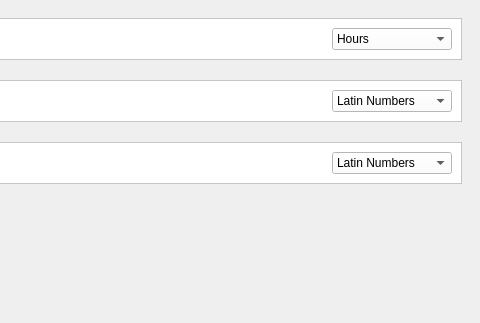
The window that ITU_clock/settingwindow.ui (Kathelas007/ITU) describes before a commit, drawn with Qt 5; both pictures show x 320 to 800 and y 0 to 323 of the 800 by 569 pixel window.
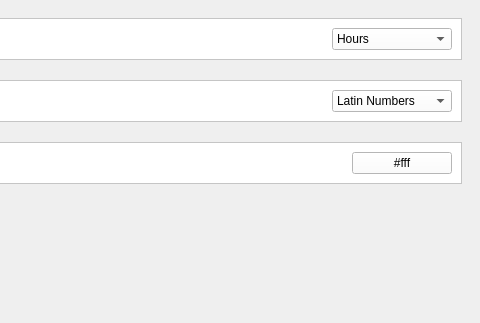
The same window after the commit. The open tabs and pages were chosen to show the change.

Commit message: add analog and colors

```diff
--- a/ITU_clock/settingwindow.ui
+++ b/ITU_clock/settingwindow.ui
@@ -839,34 +839,22 @@
                </widget>
               </item>
               <item>
-               <widget class="QComboBox" name="comboBox_5">
+               <widget class="QPushButton" name="dial_color_p">
                 <property name="minimumSize">
                  <size>
-                  <width>120</width>
+                  <width>100</width>
                   <height>0</height>
                  </size>
                 </property>
                 <property name="maximumSize">
                  <size>
-                  <width>120</width>
+                  <width>100</width>
                   <height>16777215</height>
                  </size>
                 </property>
-                <item>
-                 <property name="text">
-                  <string>Latin Numbers</string>
-                 </property>
-                </item>
-                <item>
-                 <property name="text">
-                  <string>Rome Numbers</string>
-                 </property>
-                </item>
-                <item>
-                 <property name="text">
-                  <string>None</string>
-                 </property>
-                </item>
+                <property name="text">
+                 <string>#fff</string>
+                </property>
                </widget>
               </item>
              </layout>
```
Left out of the diff: 6 changed lines with no effect on the pictures. The commit also changes 6 other files.
